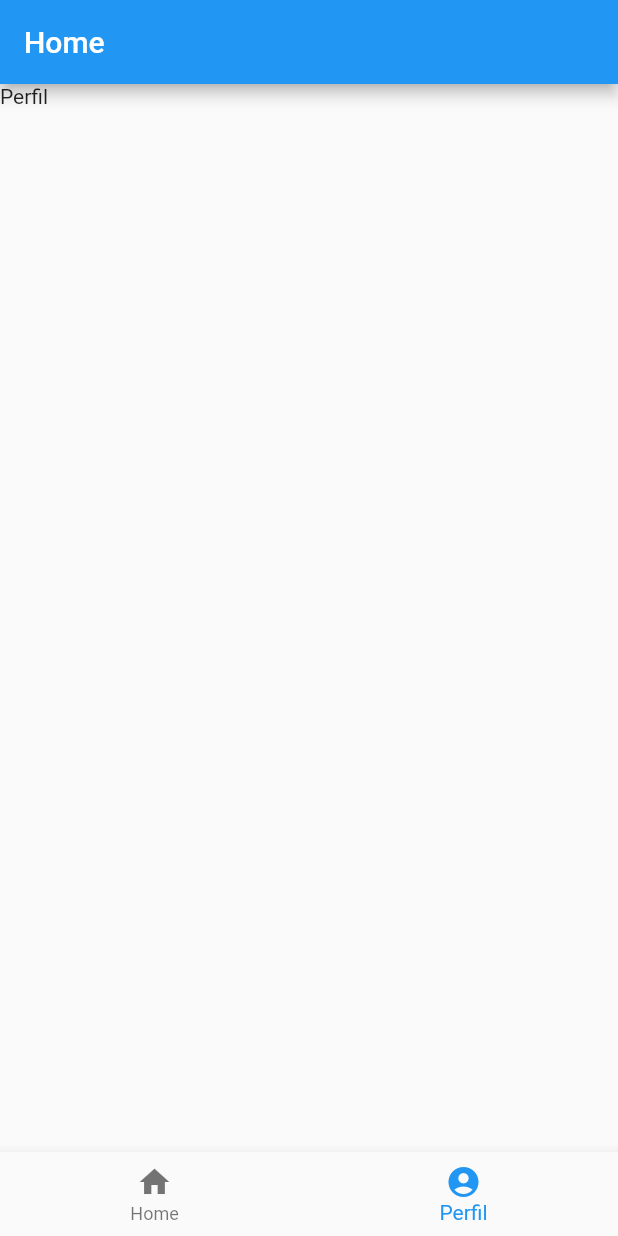
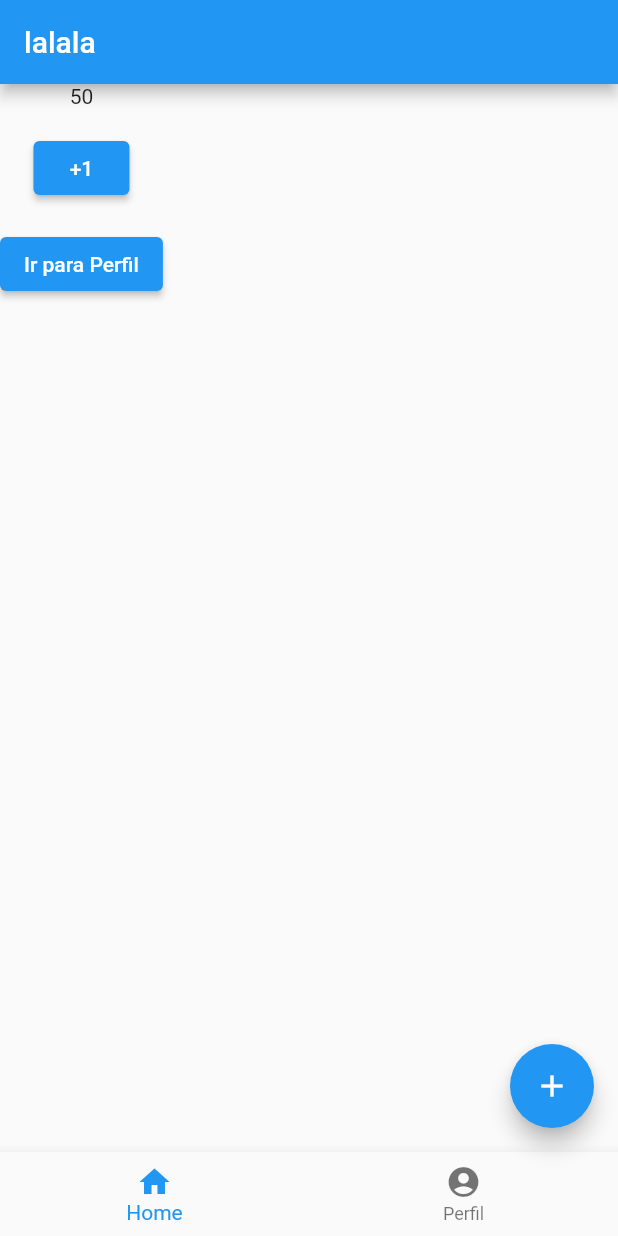
Before and after one commit to DevAlePeppermint/mjv-flutter, a Flutter app: the screen it shows after launch, on a phone screen of 412 x 824 dp. Run offline on Flutter 3.47's test engine with Material 2 defaults, Android fonts, the phone set to English and light mode, and no system bars.

Commit message:
Aula 3 14-06

```diff
--- /dev/null
+++ b/school/lib/components/app_bar_component.dart
@@ -0,0 +1,21 @@
+import 'package:flutter/material.dart';
+
+class AppBarComponent extends StatelessWidget implements PreferredSizeWidget {
+  final String titulo;
+  // extend: extende de alguma coisa (ex: StatelessWidget, StatefullWidget)
+  // implements: implementa um contrato, diretrizes, que o AppBarComponent precisa ter
+  const AppBarComponent({
+    Key? key,
+    this.titulo = 'School',
+  }) : super(key: key);
+
+  static Size get size => const Size.fromHeight(kToolbarHeight);
+
+  @override
+  Size get preferredSize => const Size.fromHeight(kToolbarHeight);
+
+  @override
+  Widget build(BuildContext context) {
+    return AppBar(title: Text(titulo));
+  }
+}
--- a/school/lib/components/button_component.dart
+++ /dev/null
@@ -1,10 +0,0 @@
-import 'package:flutter/material.dart';
-
-class MyWidget extends StatelessWidget {
-  const MyWidget({super.key});
-
-  @override
-  Widget build(BuildContext context) {
-    return const Placeholder();
-  }
-}
--- /dev/null
+++ b/school/lib/pages/home/abas/afazeres_tab.dart
@@ -0,0 +1,54 @@
+import 'package:flutter/material.dart';
+import 'package:school/components/spacer_component.dart';
+
+class AfazeresTab extends StatefulWidget {
+  final int valorInicial;
+  //passando dados pro pai
+  final void Function(int tabIndex)? callback;
+
+  const AfazeresTab({super.key, required this.valorInicial, this.callback});
+
+  @override
+  State createState() => _AfazeresTab();
+}
+
+class _AfazeresTab extends State<AfazeresTab> {
+  late int acumulador;
+
+  void somarMaisUm() {
+    setState(() {
+      acumulador++;
+      // debugPrint(acumulador.toString());
+    });
+  }
+
+  void handleCallback() {
+    if (widget.callback != null){
+      widget.callback!(1);
+    }
+  }
+
+  @override
+  // useEffect
+  // sempre que for atribuir valor a uma variavel, colocar num initState
+  void initState() {
+    acumulador = widget.valorInicial;
+    super.initState();
+  }
+
+  @override
+  Widget build(BuildContext context) {
+    return Column(
+      children: [
+        Text('$acumulador'),
+        const SpacerComponent(),
+        ElevatedButton(
+          onPressed: somarMaisUm,
+          child: const Text('+1')
+        ),
+        const SpacerComponent(),
+        ElevatedButton(onPressed: handleCallback, child: const Text('Ir para Perfil'))
+      ],
+    );
+  }
+}
--- a/school/lib/pages/home/home_page.dart
+++ b/school/lib/pages/home/home_page.dart
@@ -1,10 +1,32 @@
 import 'package:flutter/material.dart';
+import 'package:school/pages/home/abas/afazeres_tab.dart';
+import 'package:school/pages/home/abas/perfil_tab.dart';
+import '../../components/app_bar_component.dart';
 
-class HomePage extends StatelessWidget {
+class HomePage extends StatefulWidget {
   const HomePage({super.key});
 
   @override
-  Widget build(BuildContext context) {
+  State createState() => _HomePage();
+}
+
+class _HomePage extends State<HomePage>{
+  late int indexAtual;
+
+  @override
+  void initState() {
+    indexAtual = 0;
+    super.initState();
+  }
+
+  void handleTab(int tabIndex) {
+    setState(() {
+      indexAtual = tabIndex;
+    });
+  }
+
+    @override
+    Widget build(BuildContext context) {
 
     final List<BottomNavigationBarItem> _abas = [
           const BottomNavigationBarItem(
@@ -18,17 +40,65 @@ class HomePage extends StatelessWidget {
     ]; //variavel privada
 
     final List<Widget> _conteudos = [
-      const Text('Home'),
-      const Text('Perfil'),
+      AfazeresTab(
+        valorInicial: 50,
+        callback: handleTab,
+      ),
+      const PerfilTab(),
     ];
 
     return Scaffold(
-      appBar: AppBar(title: const Text('Home')),
-      body: _conteudos.elementAt(1),
+      appBar: const AppBarComponent(titulo: 'lalala'),
+      body: _conteudos.elementAt(indexAtual),
       bottomNavigationBar: BottomNavigationBar(
-        currentIndex: 1,
+        onTap: (index) {
+          setState(() {
+            indexAtual = index;
+          });
+        },
+        currentIndex: indexAtual,
         items: _abas,
+      ),
+      floatingActionButton: FloatingActionButton(
+        onPressed: () {
+
+        },
+        child: const Icon(Icons.add)
       ),
     );
   }
 }
+
+// class HomePage extends StatelessWidget {
+//   const HomePage({super.key});
+
+//   @override
+//   Widget build(BuildContext context) {
+
+//     final List<BottomNavigationBarItem> _abas = [
+//           const BottomNavigationBarItem(
+//             icon: Icon(Icons.home),
+//             label: 'Home'
+//           ),
+//           const BottomNavigationBarItem(
+//             icon: Icon(Icons.account_circle),
+//             label: 'Perfil'
+//           ),
+//     ]; //variavel privada
+
+//     final List<Widget> _conteudos = [
+//       const AfazeresTab(valorInicial: 50),
+//       const PerfilTab(),
+//     ];
+
+//     return Scaffold(
+//       appBar: const AppBarComponent(titulo: 'lalala'),
+//       body: _conteudos.elementAt(0),
+//       bottomNavigationBar: BottomNavigationBar(
+//         onTap(index) {}
+//         currentIndex: 1,
+//         items: _abas,
+//       ),
+//     );
+//   }
+// }
```
